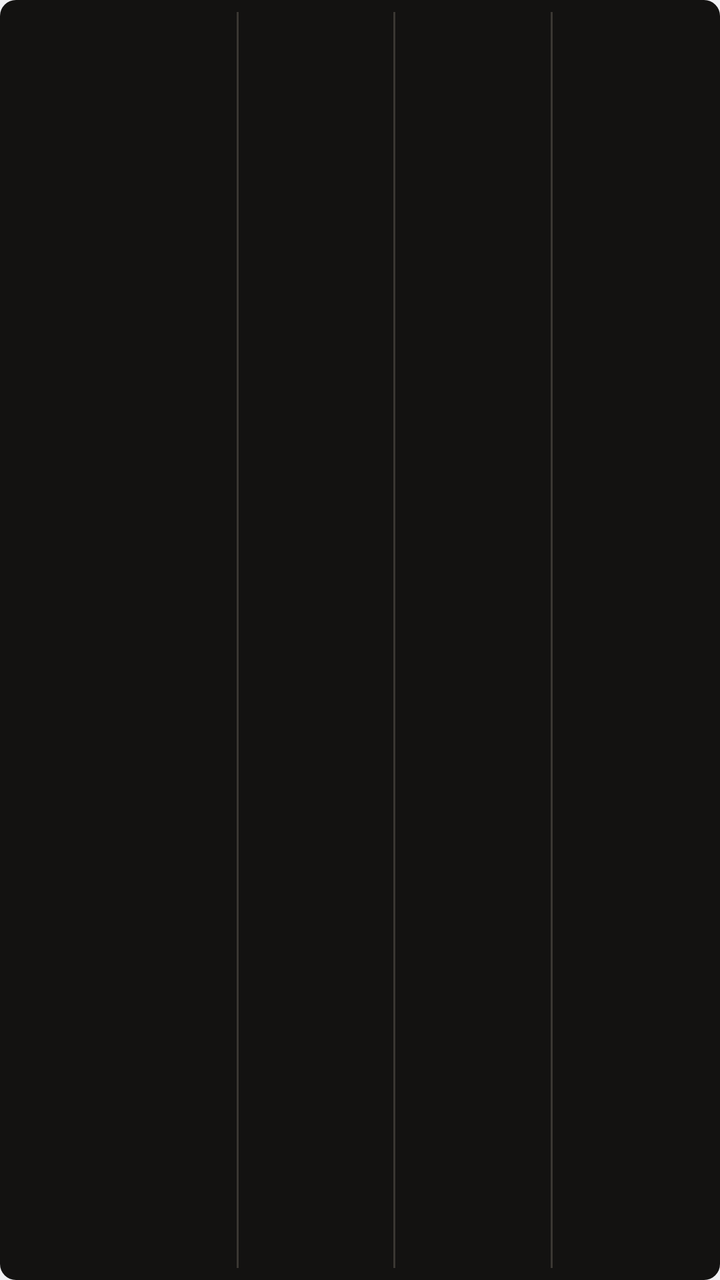
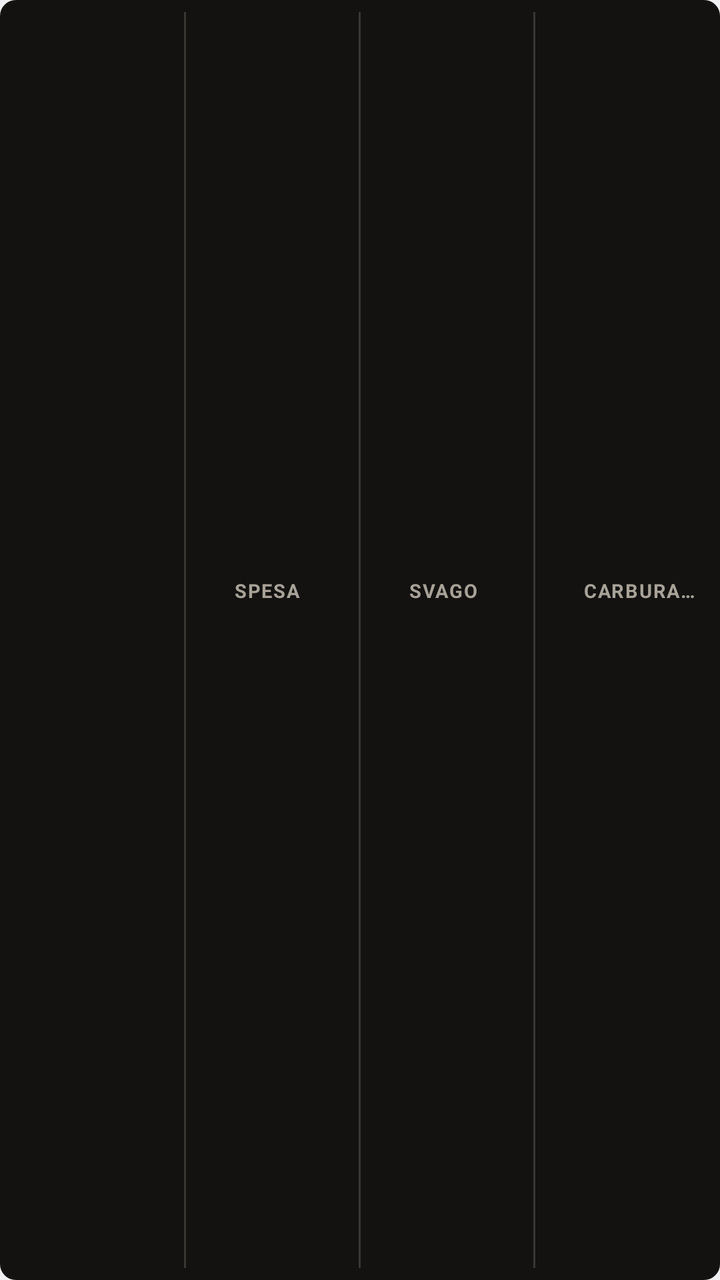

Screens rendered from an Android XML layout before and after an edit, with the pre-edit source and the edit as a unified diff.
<!-- AndroidManifest.xml: application theme AppTheme -->
<!-- res/layout/widget_mybank.xml -->
<?xml version="1.0" encoding="utf-8"?>
<LinearLayout xmlns:android="http://schemas.android.com/apk/res/android"
    android:id="@+id/widget_root"
    android:layout_width="match_parent"
    android:layout_height="match_parent"
    android:orientation="horizontal"
    android:gravity="center_vertical"
    android:paddingLeft="6dp"
    android:paddingRight="6dp"
    android:background="@drawable/widget_bg">
    <LinearLayout
        android:id="@+id/widget_month_cell"
        android:layout_width="0dp"
        android:layout_height="match_parent"
        android:layout_weight="1.45"
        android:orientation="vertical"
        android:gravity="center"
        android:paddingLeft="6dp"
        android:paddingRight="6dp">
        <LinearLayout
            android:layout_width="match_parent"
            android:layout_height="wrap_content"
            android:orientation="horizontal"
            android:gravity="center_vertical">
            <ImageView
                android:id="@+id/widget_bar"
                android:layout_width="0dp"
                android:layout_height="12dp"
                android:layout_weight="1"
                android:scaleType="fitXY" />
            <TextView
                android:id="@+id/widget_days"
                android:layout_width="wrap_content"
                android:layout_height="wrap_content"
                android:layout_marginLeft="6dp"
                android:textColor="#F3F0EA"
                android:textSize="11sp"
                android:fontFamily="monospace"
                android:textStyle="bold"
                android:singleLine="true" />
        </LinearLayout>
        <TextView
            android:id="@+id/widget_updated"
            android:layout_width="wrap_content"
            android:layout_height="wrap_content"
            android:layout_marginTop="5dp"
            android:textColor="#A8A298"
            android:textSize="10sp"
            android:fontFamily="monospace"
            android:singleLine="true" />
    </LinearLayout>
    <View
        android:layout_width="1dp"
        android:layout_height="match_parent"
        android:layout_marginTop="6dp"
        android:layout_marginBottom="6dp"
        android:background="#3A3733" />
    <LinearLayout
        android:id="@+id/widget_spesa_cell"
        android:layout_width="0dp"
        android:layout_height="match_parent"
        android:layout_weight="1"
        android:orientation="vertical"
        android:gravity="center"
        android:paddingLeft="4dp"
        android:paddingRight="4dp">
        <TextView
            android:id="@+id/widget_spesa_label"
            android:layout_width="wrap_content"
            android:layout_height="wrap_content"
            android:textColor="#A8A298"
            android:textSize="9.5sp"
            android:fontFamily="monospace"
            android:singleLine="true" />
        <TextView
            android:id="@+id/widget_spesa_left"
            android:layout_width="wrap_content"
            android:layout_height="wrap_content"
            android:textColor="#F3F0EA"
            android:textSize="17sp"
            android:fontFamily="serif"
            android:textStyle="bold"
            android:singleLine="true" />
        <TextView
            android:id="@+id/widget_spesa_est"
            android:layout_width="wrap_content"
            android:layout_height="wrap_content"
            android:textColor="#A8A298"
            android:textSize="10sp"
            android:fontFamily="monospace"
            android:singleLine="true" />
        <TextView
            android:id="@+id/widget_spesa_real"
            android:layout_width="wrap_content"
            android:layout_height="wrap_content"
            android:textColor="#5CCB8A"
            android:textSize="10sp"
            android:fontFamily="monospace"
            android:singleLine="true" />
    </LinearLayout>
    <View
        android:layout_width="1dp"
        android:layout_height="match_parent"
        android:layout_marginTop="6dp"
        android:layout_marginBottom="6dp"
        android:background="#3A3733" />
    <LinearLayout
        android:id="@+id/widget_svago_cell"
        android:layout_width="0dp"
        android:layout_height="match_parent"
        android:layout_weight="1"
        android:orientation="vertical"
        android:gravity="center"
        android:paddingLeft="4dp"
        android:paddingRight="4dp">
        <TextView
            android:id="@+id/widget_svago_label"
            android:layout_width="wrap_content"
            android:layout_height="wrap_content"
            android:textColor="#A8A298"
            android:textSize="9.5sp"
            android:fontFamily="monospace"
            android:singleLine="true" />
        <TextView
            android:id="@+id/widget_svago_left"
            android:layout_width="wrap_content"
            android:layout_height="wrap_content"
            android:textColor="#F3F0EA"
            android:textSize="17sp"
            android:fontFamily="serif"
            android:textStyle="bold"
            android:singleLine="true" />
        <TextView
            android:id="@+id/widget_svago_est"
            android:layout_width="wrap_content"
            android:layout_height="wrap_content"
            android:textColor="#A8A298"
            android:textSize="10sp"
            android:fontFamily="monospace"
            android:singleLine="true" />
        <TextView
            android:id="@+id/widget_svago_real"
            android:layout_width="wrap_content"
            android:layout_height="wrap_content"
            android:textColor="#5CCB8A"
            android:textSize="10sp"
            android:fontFamily="monospace"
            android:singleLine="true" />
    </LinearLayout>
    <View
        android:layout_width="1dp"
        android:layout_height="match_parent"
        android:layout_marginTop="6dp"
        android:layout_marginBottom="6dp"
        android:background="#3A3733" />
    <LinearLayout
        android:id="@+id/widget_carburante_cell"
        android:layout_width="0dp"
        android:layout_height="match_parent"
        android:layout_weight="1"
        android:orientation="vertical"
        android:gravity="center"
        android:paddingLeft="4dp"
        android:paddingRight="4dp">
        <TextView
            android:id="@+id/widget_carburante_label"
            android:layout_width="wrap_content"
            android:layout_height="wrap_content"
            android:textColor="#A8A298"
            android:textSize="9.5sp"
            android:fontFamily="monospace"
            android:singleLine="true" />
        <TextView
            android:id="@+id/widget_carburante_left"
            android:layout_width="wrap_content"
            android:layout_height="wrap_content"
            android:textColor="#F3F0EA"
            android:textSize="17sp"
            android:fontFamily="serif"
            android:textStyle="bold"
            android:singleLine="true" />
        <TextView
            android:id="@+id/widget_carburante_est"
            android:layout_width="wrap_content"
            android:layout_height="wrap_content"
            android:textColor="#A8A298"
            android:textSize="10sp"
            android:fontFamily="monospace"
            android:singleLine="true" />
        <TextView
            android:id="@+id/widget_carburante_real"
            android:layout_width="wrap_content"
            android:layout_height="wrap_content"
            android:textColor="#5CCB8A"
            android:textSize="10sp"
            android:fontFamily="monospace"
            android:singleLine="true" />
    </LinearLayout>
</LinearLayout>
<!-- resources referenced by this layout -->
<resources>
  <!-- drawable widget_bg (drawable) -->
  <?xml version="1.0" encoding="utf-8"?>
  <shape xmlns:android="http://schemas.android.com/apk/res/android" android:shape="rectangle">
      <solid android:color="#131211" />
      <corners android:radius="8dp" />
  </shape>
  <style name="AppTheme" parent="@android:style/Theme.DeviceDefault.DayNight">
          <item name="android:windowActionBar">false</item>
          <item name="android:windowNoTitle">true</item>
      </style>
</resources>

<!-- the commit's change to res/layout/widget_mybank.xml (unified diff, before → after) -->
@@ -12,44 +12,45 @@
         android:id="@+id/widget_month_cell"
         android:layout_width="0dp"
         android:layout_height="match_parent"
-        android:layout_weight="1.45"
-        android:orientation="vertical"
-        android:gravity="center"
-        android:paddingLeft="6dp"
-        android:paddingRight="6dp">
-        <LinearLayout
-            android:layout_width="match_parent"
-            android:layout_height="wrap_content"
-            android:orientation="horizontal"
-            android:gravity="center_vertical">
-            <ImageView
-                android:id="@+id/widget_bar"
-                android:layout_width="0dp"
-                android:layout_height="12dp"
-                android:layout_weight="1"
-                android:scaleType="fitXY" />
+        android:layout_weight="1"
+        android:orientation="horizontal"
+        android:gravity="center_vertical"
+        android:paddingLeft="4dp"
+        android:paddingRight="3dp">
+        <ImageView
+            android:id="@+id/widget_bar"
+            android:layout_width="14.06dp"
+            android:layout_height="match_parent"
+            android:layout_marginTop="7dp"
+            android:layout_marginBottom="7dp"
+            android:layout_marginRight="6dp"
+            android:scaleType="fitXY" />
+        <LinearLayout
+            android:layout_width="wrap_content"
+            android:layout_height="wrap_content"
+            android:orientation="vertical"
+            android:gravity="center_vertical">
             <TextView
                 android:id="@+id/widget_days"
                 android:layout_width="wrap_content"
                 android:layout_height="wrap_content"
-                android:layout_marginLeft="6dp"
-                android:textColor="#F3F0EA"
-                android:textSize="11sp"
-                android:fontFamily="monospace"
-                android:textStyle="bold"
-                android:singleLine="true" />
-        </LinearLayout>
-        <TextView
-            android:id="@+id/widget_updated"
-            android:layout_width="wrap_content"
-            android:layout_height="wrap_content"
-            android:layout_marginTop="5dp"
-            android:textColor="#A8A298"
-            android:textSize="10sp"
-            android:fontFamily="monospace"
-            android:singleLine="true" />
-    </LinearLayout>
-    <View
+                android:textColor="#F3F0EA"
+                android:textSize="12sp"
+                android:fontFamily="sans-serif"
+                android:textStyle="bold"
+                android:singleLine="true" />
+            <TextView
+                android:id="@+id/widget_updated"
+                android:layout_width="wrap_content"
+                android:layout_height="wrap_content"
+                android:textColor="#A8A298"
+                android:textSize="9sp"
+                android:fontFamily="sans-serif"
+                android:layout_marginTop="4dp"
+                android:maxLines="2" />
+        </LinearLayout>
+    </LinearLayout>
+    <LinearLayout
         android:layout_width="1dp"
         android:layout_height="match_parent"
         android:layout_marginTop="6dp"
@@ -60,45 +61,63 @@
         android:layout_width="0dp"
         android:layout_height="match_parent"
         android:layout_weight="1"
-        android:orientation="vertical"
-        android:gravity="center"
-        android:paddingLeft="4dp"
-        android:paddingRight="4dp">
-        <TextView
-            android:id="@+id/widget_spesa_label"
-            android:layout_width="wrap_content"
-            android:layout_height="wrap_content"
-            android:textColor="#A8A298"
-            android:textSize="9.5sp"
-            android:fontFamily="monospace"
-            android:singleLine="true" />
-        <TextView
-            android:id="@+id/widget_spesa_left"
-            android:layout_width="wrap_content"
-            android:layout_height="wrap_content"
-            android:textColor="#F3F0EA"
-            android:textSize="17sp"
-            android:fontFamily="serif"
-            android:textStyle="bold"
-            android:singleLine="true" />
-        <TextView
-            android:id="@+id/widget_spesa_est"
-            android:layout_width="wrap_content"
-            android:layout_height="wrap_content"
-            android:textColor="#A8A298"
-            android:textSize="10sp"
-            android:fontFamily="monospace"
-            android:singleLine="true" />
-        <TextView
-            android:id="@+id/widget_spesa_real"
-            android:layout_width="wrap_content"
-            android:layout_height="wrap_content"
-            android:textColor="#5CCB8A"
-            android:textSize="10sp"
-            android:fontFamily="monospace"
-            android:singleLine="true" />
-    </LinearLayout>
-    <View
+        android:orientation="horizontal"
+        android:gravity="center_vertical"
+        android:paddingLeft="4dp"
+        android:paddingRight="3dp">
+        <ImageView
+            android:id="@+id/widget_spesa_bar"
+            android:layout_width="14.06dp"
+            android:layout_height="match_parent"
+            android:layout_marginTop="7dp"
+            android:layout_marginBottom="7dp"
+            android:layout_marginRight="6dp"
+            android:scaleType="fitXY" />
+        <LinearLayout
+            android:layout_width="wrap_content"
+            android:layout_height="wrap_content"
+            android:orientation="vertical"
+            android:gravity="center_vertical">
+            <TextView
+                android:id="@+id/widget_spesa_label"
+                android:layout_width="wrap_content"
+                android:layout_height="wrap_content"
+                android:text="SPESA"
+                android:textColor="#A8A298"
+                android:textSize="9.5sp"
+                android:fontFamily="sans-serif"
+                android:textStyle="bold"
+                android:letterSpacing="0.06"
+                android:singleLine="true" />
+            <TextView
+                android:id="@+id/widget_spesa_left"
+                android:layout_width="wrap_content"
+                android:layout_height="wrap_content"
+                android:textColor="#F3F0EA"
+                android:textSize="15sp"
+                android:fontFamily="sans-serif"
+                android:textStyle="bold"
+                android:singleLine="true" />
+            <TextView
+                android:id="@+id/widget_spesa_est"
+                android:layout_width="wrap_content"
+                android:layout_height="wrap_content"
+                android:textColor="#A8A298"
+                android:textSize="9.5sp"
+                android:fontFamily="sans-serif"
+                android:layout_marginTop="3dp"
+                android:singleLine="true" />
+            <TextView
+                android:id="@+id/widget_spesa_real"
+                android:layout_width="wrap_content"
+                android:layout_height="wrap_content"
+                android:textColor="#F3F0EA"
+                android:textSize="9.5sp"
+                android:fontFamily="sans-serif"
+                android:singleLine="true" />
+        </LinearLayout>
+    </LinearLayout>
+    <LinearLayout
         android:layout_width="1dp"
         android:layout_height="match_parent"
         android:layout_marginTop="6dp"
@@ -109,45 +128,63 @@
         android:layout_width="0dp"
         android:layout_height="match_parent"
         android:layout_weight="1"
-        android:orientation="vertical"
-        android:gravity="center"
-        android:paddingLeft="4dp"
-        android:paddingRight="4dp">
-        <TextView
-            android:id="@+id/widget_svago_label"
-            android:layout_width="wrap_content"
-            android:layout_height="wrap_content"
-            android:textColor="#A8A298"
-            android:textSize="9.5sp"
-            android:fontFamily="monospace"
-            android:singleLine="true" />
-        <TextView
-            android:id="@+id/widget_svago_left"
-            android:layout_width="wrap_content"
-            android:layout_height="wrap_content"
-            android:textColor="#F3F0EA"
-            android:textSize="17sp"
-            android:fontFamily="serif"
-            android:textStyle="bold"
-            android:singleLine="true" />
-        <TextView
-            android:id="@+id/widget_svago_est"
-            android:layout_width="wrap_content"
-            android:layout_height="wrap_content"
-            android:textColor="#A8A298"
-            android:textSize="10sp"
-            android:fontFamily="monospace"
-            android:singleLine="true" />
-        <TextView
-            android:id="@+id/widget_svago_real"
-            android:layout_width="wrap_content"
-            android:layout_height="wrap_content"
-            android:textColor="#5CCB8A"
-            android:textSize="10sp"
-            android:fontFamily="monospace"
-            android:singleLine="true" />
-    </LinearLayout>
-    <View
+        android:orientation="horizontal"
+        android:gravity="center_vertical"
+        android:paddingLeft="4dp"
+        android:paddingRight="3dp">
+        <ImageView
+            android:id="@+id/widget_svago_bar"
+            android:layout_width="14.06dp"
+            android:layout_height="match_parent"
+            android:layout_marginTop="7dp"
+            android:layout_marginBottom="7dp"
+            android:layout_marginRight="6dp"
+            android:scaleType="fitXY" />
+        <LinearLayout
+            android:layout_width="wrap_content"
+            android:layout_height="wrap_content"
+            android:orientation="vertical"
+            android:gravity="center_vertical">
+            <TextView
+                android:id="@+id/widget_svago_label"
+                android:layout_width="wrap_content"
+                android:layout_height="wrap_content"
+                android:text="SVAGO"
+                android:textColor="#A8A298"
+                android:textSize="9.5sp"
+                android:fontFamily="sans-serif"
+                android:textStyle="bold"
+                android:letterSpacing="0.06"
+                android:singleLine="true" />
+            <TextView
+                android:id="@+id/widget_svago_left"
+                android:layout_width="wrap_content"
+                android:layout_height="wrap_content"
+                android:textColor="#F3F0EA"
+                android:textSize="15sp"
+                android:fontFamily="sans-serif"
+                android:textStyle="bold"
+                android:singleLine="true" />
+            <TextView
+                android:id="@+id/widget_svago_est"
+                android:layout_width="wrap_content"
+                android:layout_height="wrap_content"
+                android:textColor="#A8A298"
+                android:textSize="9.5sp"
+                android:fontFamily="sans-serif"
+                android:layout_marginTop="3dp"
+                android:singleLine="true" />
+            <TextView
+                android:id="@+id/widget_svago_real"
+                android:layout_width="wrap_content"
+                android:layout_height="wrap_content"
+                android:textColor="#F3F0EA"
+                android:textSize="9.5sp"
+                android:fontFamily="sans-serif"
+                android:singleLine="true" />
+        </LinearLayout>
+    </LinearLayout>
+    <LinearLayout
         android:layout_width="1dp"
         android:layout_height="match_parent"
         android:layout_marginTop="6dp"
@@ -158,42 +195,60 @@
         android:layout_width="0dp"
         android:layout_height="match_parent"
         android:layout_weight="1"
-        android:orientation="vertical"
-        android:gravity="center"
-        android:paddingLeft="4dp"
-        android:paddingRight="4dp">
-        <TextView
-            android:id="@+id/widget_carburante_label"
-            android:layout_width="wrap_content"
-            android:layout_height="wrap_content"
-            android:textColor="#A8A298"
-            android:textSize="9.5sp"
-            android:fontFamily="monospace"
-            android:singleLine="true" />
-        <TextView
-            android:id="@+id/widget_carburante_left"
-            android:layout_width="wrap_content"
-            android:layout_height="wrap_content"
-            android:textColor="#F3F0EA"
-            android:textSize="17sp"
-            android:fontFamily="serif"
-            android:textStyle="bold"
-            android:singleLine="true" />
-        <TextView
-            android:id="@+id/widget_carburante_est"
-            android:layout_width="wrap_content"
-            android:layout_height="wrap_content"
-            android:textColor="#A8A298"
-            android:textSize="10sp"
-            android:fontFamily="monospace"
-            android:singleLine="true" />
-        <TextView
-            android:id="@+id/widget_carburante_real"
-            android:layout_width="wrap_content"
-            android:layout_height="wrap_content"
-            android:textColor="#5CCB8A"
-            android:textSize="10sp"
-            android:fontFamily="monospace"
-            android:singleLine="true" />
+        android:orientation="horizontal"
+        android:gravity="center_vertical"
+        android:paddingLeft="4dp"
+        android:paddingRight="3dp">
+        <ImageView
+            android:id="@+id/widget_carburante_bar"
+            android:layout_width="14.06dp"
+            android:layout_height="match_parent"
+            android:layout_marginTop="7dp"
+            android:layout_marginBottom="7dp"
+            android:layout_marginRight="6dp"
+            android:scaleType="fitXY" />
+        <LinearLayout
+            android:layout_width="wrap_content"
+            android:layout_height="wrap_content"
+            android:orientation="vertical"
+            android:gravity="center_vertical">
+            <TextView
+                android:id="@+id/widget_carburante_label"
+                android:layout_width="wrap_content"
+                android:layout_height="wrap_content"
+                android:text="CARBURANTE"
+                android:textColor="#A8A298"
+                android:textSize="9.5sp"
+                android:fontFamily="sans-serif"
+                android:textStyle="bold"
+                android:letterSpacing="0.06"
+                android:singleLine="true" />
+            <TextView
+                android:id="@+id/widget_carburante_left"
+                android:layout_width="wrap_content"
+                android:layout_height="wrap_content"
+                android:textColor="#F3F0EA"
+                android:textSize="15sp"
+                android:fontFamily="sans-serif"
+                android:textStyle="bold"
+                android:singleLine="true" />
+            <TextView
+                android:id="@+id/widget_carburante_est"
+                android:layout_width="wrap_content"
+                android:layout_height="wrap_content"
+                android:textColor="#A8A298"
+                android:textSize="9.5sp"
+                android:fontFamily="sans-serif"
+                android:layout_marginTop="3dp"
+                android:singleLine="true" />
+            <TextView
+                android:id="@+id/widget_carburante_real"
+                android:layout_width="wrap_content"
+                android:layout_height="wrap_content"
+                android:textColor="#F3F0EA"
+                android:textSize="9.5sp"
+                android:fontFamily="sans-serif"
+                android:singleLine="true" />
+        </LinearLayout>
     </LinearLayout>
 </LinearLayout>
